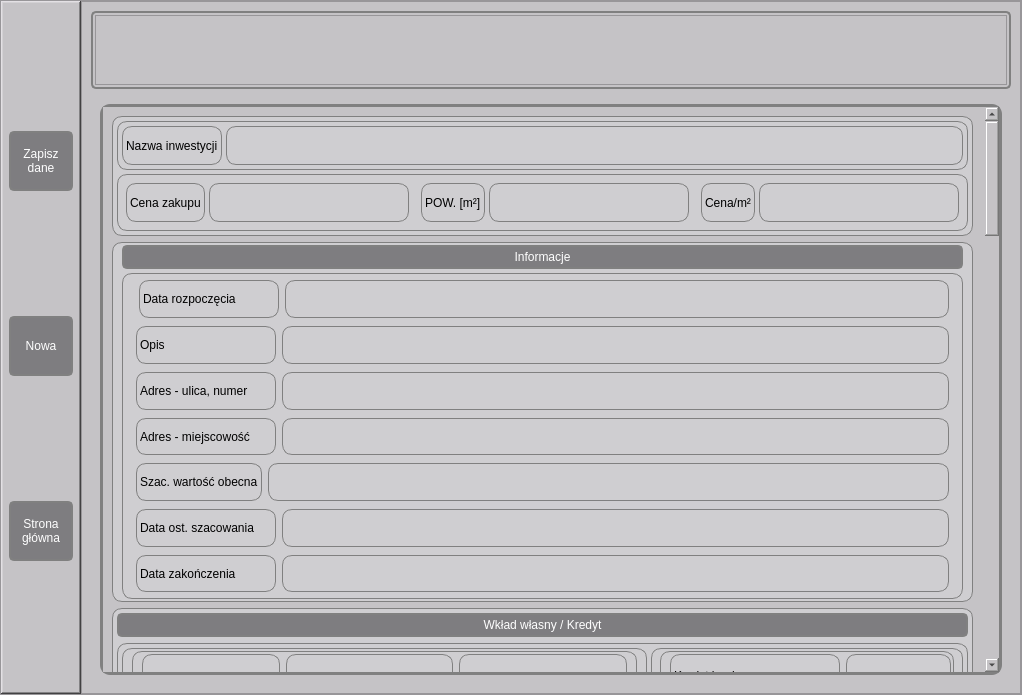
Qt form src/gui/main_window.ui (youngdashu/Investments-overview) before a commit.
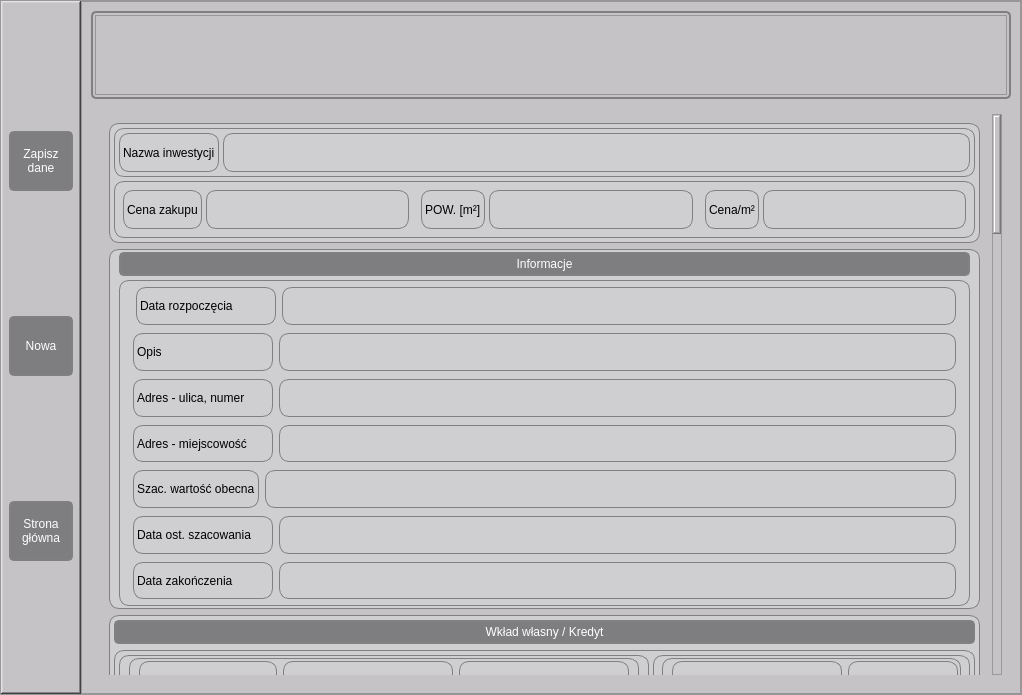
The same form after that commit.

Patch:
```diff
--- a/src/gui/main_window.ui
+++ b/src/gui/main_window.ui
@@ -13,6 +13,63 @@
   <property name="windowTitle">
    <string>Przegląd inwestycji</string>
   </property>
+  <property name="styleSheet">
+   <string notr="true">QScrollBar:vertical {             
+        border: 1px solid #999999;
+        background:white;
+      width:10px;    
+       margin: 0px 0px 0px 0px;
+    }
+    QScrollBar::handle:vertical {
+        background: qlineargradient(x1:0, y1:0, x2:1, y2:0,
+        stop: 0 rgb(32, 47, 130), stop: 0.5 rgb(32, 47, 130), stop:1 rgb(32, 47, 130));
+        min-height: 0px;
+    }
+    QScrollBar::add-line:vertical {
+        background: qlineargradient(x1:0, y1:0, x2:1, y2:0,
+       stop: 0 rgb(32, 47, 130), stop: 0.5 rgb(32, 47, 130),  stop:1 rgb(32, 47, 130));
+        height: 0px;
+       subcontrol-position: bottom;
+        subcontrol-origin: margin;
+    }
+    QScrollBar::sub-line:vertical {
+        background: qlineargradient(x1:0, y1:0, x2:1, y2:0,
+        stop: 0  rgb(32, 47, 130), stop: 0.5 rgb(32, 47, 130),  stop:1 rgb(32, 47, 130));
+       height: 0 px;
+       subcontrol-position: top;
+        subcontrol-origin: margin;
+    }
+
+/*
+QScrollBar:horizontal {             
+        border: 1px solid #999999;
+        background:white;
+      width:10px;    
+       margin: 0px 0px 0px 0px;
+    }
+    QScrollBar::handle:horizontal {
+        background: qlineargradient(x1:0, y1:0, x2:1, y2:0,
+        stop: 0 rgb(32, 47, 130), stop: 0.5 rgb(32, 47, 130), stop:1 rgb(32, 47, 130));
+        min-height: 0px;
+    }
+    QScrollBar::add-line:horizontal {
+        background: qlineargradient(x1:0, y1:0, x2:1, y2:0,
+       stop: 0 rgb(32, 47, 130), stop: 0.5 rgb(32, 47, 130),  stop:1 rgb(32, 47, 130));
+        height: 0px;
+       subcontrol-position: bottom;
+        subcontrol-origin: margin;
+    }
+    QScrollBar::sub-line:horizontal {
+        background: qlineargradient(x1:0, y1:0, x2:1, y2:0,
+        stop: 0  rgb(32, 47, 130), stop: 0.5 rgb(32, 47, 130),  stop:1 rgb(32, 47, 130));
+       height: 0 px;
+       subcontrol-position: top;
+        subcontrol-origin: margin;
+    }
+
+*/
+</string>
+  </property>
   <widget class="QWidget" name="centralwidget">
    <property name="styleSheet">
     <string notr="true">background-color: rgb(197, 195, 198);</string>
@@ -204,6 +261,12 @@
                  <verstretch>0</verstretch>
                 </sizepolicy>
                </property>
+               <property name="minimumSize">
+                <size>
+                 <width>0</width>
+                 <height>80</height>
+                </size>
+               </property>
                <property name="widgetResizable">
                 <bool>true</bool>
                </property>
@@ -213,7 +276,7 @@
                   <x>0</x>
                   <y>0</y>
                   <width>904</width>
-                  <height>72</height>
+                  <height>78</height>
                  </rect>
                 </property>
                 <layout class="QHBoxLayout" name="scrollAreaContents_currently_opened_layout">
@@ -272,7 +335,7 @@
                 </property>
                 <property name="styleSheet">
                  <string notr="true">#scrollArea_current_investment {
-border: 3px solid gray;
+border: 0px solid gray;
 background: white;
 }
 
@@ -296,6 +359,9 @@
 color: rgb(255, 255, 255)
 }</string>
                 </property>
+                <property name="verticalScrollBarPolicy">
+                 <enum>Qt::ScrollBarAsNeeded</enum>
+                </property>
                 <property name="widgetResizable">
                  <bool>true</bool>
                 </property>
@@ -304,7 +370,7 @@
                   <rect>
                    <x>0</x>
                    <y>0</y>
-                   <width>884</width>
+                   <width>880</width>
                    <height>2684</height>
                   </rect>
                  </property>
```
Left out of the diff: 6 changed lines with no effect on the pictures.
